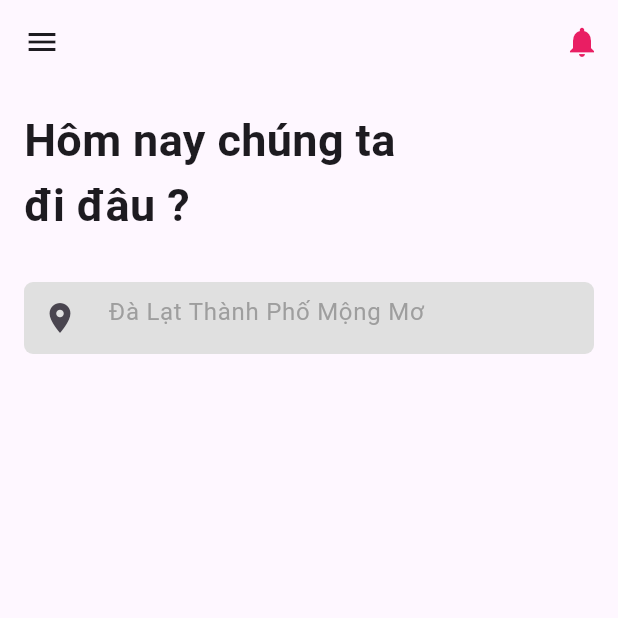
After one commit to HDV2k3/travel_vietnam, a Flutter app: the HomeScreen screen opened directly, on a phone screen of 412 x 824 dp, the top half of it. The commit adds this screen. Run offline on Flutter 3.47's test engine with Material 3 defaults, Android fonts, the phone set to English and light mode, and no system bars; our stand-ins replace cloud_firestore, firebase_auth, firebase_core, google_sign_in, shared_preferences; accounts and stored records are empty; generated files the repository leaves out were written again.

Commit message:
start HomeScreen

```diff
--- a/lib/Models/user.dart
+++ b/lib/Models/user.dart
@@ -8,7 +8,6 @@ class Users {
   bool gender;
   String email;
   String password;
-
   Users({
     required this.id,
     required this.name,
@@ -18,7 +17,6 @@ class Users {
     required this.email,
     required this.password,
   });
-
   Map<String, dynamic> toMap() {
     return {
       "id": id,
--- /dev/null
+++ b/lib/Views/home/app_bar.dart
@@ -0,0 +1,32 @@
+import 'package:flutter/material.dart';
+
+class CustomAppBar extends StatelessWidget {
+  const CustomAppBar({
+    super.key,
+  });
+
+  @override
+  Widget build(BuildContext context) {
+    return Scaffold(
+      appBar: AppBar(
+        leading: IconButton(
+          icon: const Icon(Icons.menu),
+          onPressed: () {
+            // Handle when the menu icon is pressed
+          },
+        ),
+        actions: [
+          IconButton(
+            icon: const Icon(
+              Icons.notifications,
+              color: Colors.pink,
+            ),
+            onPressed: () {
+              // Handle when the notification icon is pressed
+            },
+          ),
+        ],
+      ),
+    );
+  }
+}
--- /dev/null
+++ b/lib/Views/home/body.dart
@@ -0,0 +1,45 @@
+import 'package:flutter/material.dart';
+
+class CustomBody extends StatefulWidget {
+  const CustomBody({super.key});
+
+  @override
+  State<CustomBody> createState() => _CustomBodyState();
+}
+
+class _CustomBodyState extends State<CustomBody> {
+  @override
+  Widget build(BuildContext context) {
+    return Scaffold(
+      body: Padding(
+        padding: const EdgeInsets.all(16.0),
+        child: Column(
+          mainAxisAlignment: MainAxisAlignment.start,
+          crossAxisAlignment: CrossAxisAlignment.start,
+          children: [
+            const Text(
+              'Hôm nay chúng ta \nđi đâu ?',
+              style: TextStyle(fontSize: 30, fontWeight: FontWeight.bold),
+            ),
+            const SizedBox(
+              height: 30,
+            ),
+            Container(
+              decoration: BoxDecoration(
+                  color: Colors.grey[300],
+                  borderRadius: BorderRadius.circular(6)),
+              child: TextFormField(
+                decoration: InputDecoration(
+                  prefixIcon: const Icon(Icons.location_on),
+                  hintText: '\tĐà Lạt Thành Phố Mộng Mơ',
+                  hintStyle: TextStyle(color: Colors.grey[500]),
+                  border: InputBorder.none,
+                ),
+              ),
+            )
+          ],
+        ),
+      ),
+    );
+  }
+}
--- a/lib/Views/home/home_screen.dart
+++ b/lib/Views/home/home_screen.dart
@@ -1,4 +1,7 @@
+import 'package:chandoiqua/Views/home/body.dart';
 import 'package:flutter/material.dart';
+
+import 'app_bar.dart';
 
 class HomeScreen extends StatefulWidget {
   const HomeScreen({super.key});
@@ -10,6 +13,11 @@ class HomeScreen extends StatefulWidget {
 class _HomeScreenState extends State<HomeScreen> {
   @override
   Widget build(BuildContext context) {
-    return const Placeholder();
+    return Scaffold(
+      appBar: AppBar(
+        flexibleSpace: const CustomAppBar(),
+      ),
+      body: const CustomBody(),
+    );
   }
 }
--- a/lib/Views/login/signin_screen.dart
+++ b/lib/Views/login/signin_screen.dart
@@ -1,3 +1,4 @@
+import 'package:chandoiqua/Views/home/home_screen.dart';
 import 'package:chandoiqua/Views/login/signup_screen.dart';
 import 'package:chandoiqua/service/auth_service/auth_service.dart';
 import 'package:flutter/material.dart';
@@ -168,7 +169,13 @@ class _SignInScreenState extends State<SignInScreen> {
                               await firestoreservice.signInUser(
                                   emailController.text,
                                   passwordController.text);
-                              // Đăng ký thành công, bạn có thể thực hiện các hành động khác sau khi đăng ký
+
+                              Navigator.pushAndRemoveUntil(
+                                context,
+                                MaterialPageRoute(
+                                    builder: (context) => const HomeScreen()),
+                                (route) => false,
+                              );
                             } else if (!rememberPassword) {
                               ScaffoldMessenger.of(context).showSnackBar(
                                 const SnackBar(
@@ -185,7 +192,7 @@ class _SignInScreenState extends State<SignInScreen> {
                               );
                             }
                           },
-                          child: const Text('Sign up'),
+                          child: const Text('Sign in'),
                         ),
                       ),
                       const SizedBox(
```
